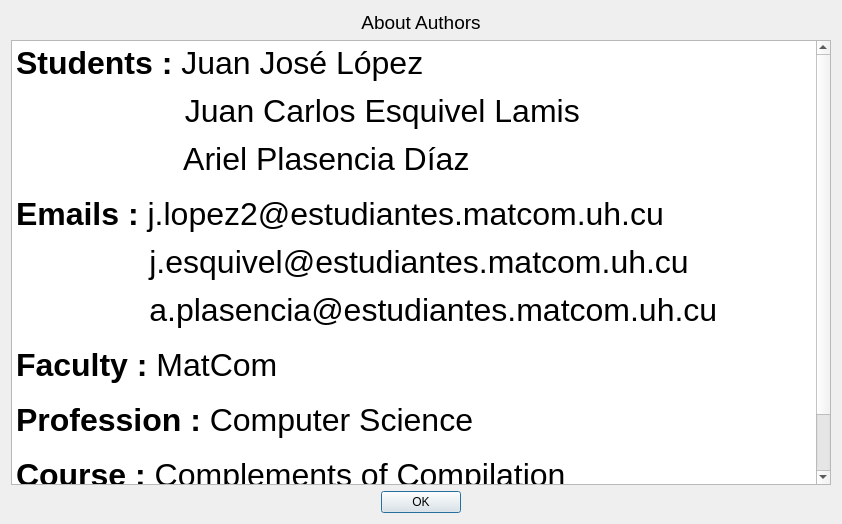
Old version of the form src/uis/about_authors.ui in the repository matcom/cool-compiler-2021.
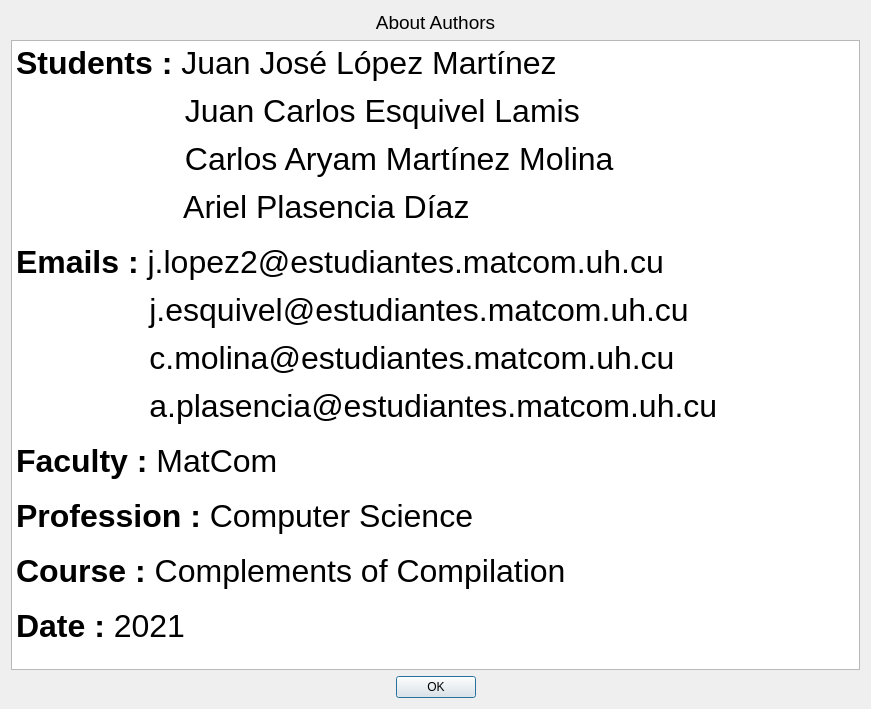
New version of the form. Icons and pictures are not drawn.

Commit message: Update name and emails in visual

Patch:
```diff
--- a/src/uis/about_authors.ui
+++ b/src/uis/about_authors.ui
@@ -6,8 +6,8 @@
    <rect>
     <x>0</x>
     <y>0</y>
-    <width>842</width>
-    <height>524</height>
+    <width>871</width>
+    <height>709</height>
    </rect>
   </property>
   <property name="windowTitle">
@@ -38,9 +38,11 @@
 &lt;html&gt;&lt;head&gt;&lt;meta name=&quot;qrichtext&quot; content=&quot;1&quot; /&gt;&lt;style type=&quot;text/css&quot;&gt;
 p, li { white-space: pre-wrap; }
 &lt;/style&gt;&lt;/head&gt;&lt;body style=&quot; font-family:'Ubuntu'; font-size:11pt; font-weight:400; font-style:normal;&quot;&gt;
-&lt;p style=&quot; margin-top:0px; margin-bottom:0px; margin-left:0px; margin-right:0px; -qt-block-indent:0; text-indent:0px;&quot;&gt;&lt;span style=&quot; font-family:'MS Shell Dlg 2'; font-size:24pt; font-weight:600; color:#000000;&quot;&gt;Students :&lt;/span&gt;&lt;span style=&quot; font-family:'MS Shell Dlg 2'; font-size:24pt; color:#000000;&quot;&gt; Juan José López&lt;/span&gt;&lt;/p&gt;
+&lt;p style=&quot; margin-top:0px; margin-bottom:0px; margin-left:0px; margin-right:0px; -qt-block-indent:0; text-indent:0px;&quot;&gt;&lt;span style=&quot; font-family:'MS Shell Dlg 2'; font-size:24pt; font-weight:600; color:#000000;&quot;&gt;Students :&lt;/span&gt;&lt;span style=&quot; font-family:'MS Shell Dlg 2'; font-size:24pt; color:#000000;&quot;&gt; Juan José López Martínez&lt;/span&gt;&lt;/p&gt;
 &lt;p style=&quot; margin-top:0px; margin-bottom:0px; margin-left:0px; margin-right:0px; -qt-block-indent:0; text-indent:0px;&quot;&gt;&lt;span style=&quot; font-size:7pt;&quot;&gt; &lt;/span&gt;&lt;/p&gt;
 &lt;p style=&quot; margin-top:0px; margin-bottom:0px; margin-left:0px; margin-right:0px; -qt-block-indent:0; text-indent:0px;&quot;&gt;&lt;span style=&quot; font-family:'MS Shell Dlg 2'; font-size:24pt; color:#000000;&quot;&gt;                   Juan Carlos Esquivel Lamis&lt;/span&gt;&lt;/p&gt;
+&lt;p style=&quot; margin-top:0px; margin-bottom:0px; margin-left:0px; margin-right:0px; -qt-block-indent:0; text-indent:0px;&quot;&gt;&lt;span style=&quot; font-family:'MS Shell Dlg 2'; font-size:7pt; color:#000000;&quot;&gt; &lt;/span&gt;&lt;/p&gt;
+&lt;p style=&quot; margin-top:0px; margin-bottom:0px; margin-left:0px; margin-right:0px; -qt-block-indent:0; text-indent:0px;&quot;&gt;&lt;span style=&quot; font-family:'MS Shell Dlg 2'; font-size:24pt; color:#000000;&quot;&gt;                   Carlos Aryam Martínez Molina&lt;/span&gt;&lt;/p&gt;
 &lt;p style=&quot; margin-top:0px; margin-bottom:0px; margin-left:0px; margin-right:0px; -qt-block-indent:0; text-indent:0px;&quot;&gt;&lt;span style=&quot; font-size:7pt;&quot;&gt; &lt;/span&gt;&lt;/p&gt;
 &lt;p style=&quot; margin-top:0px; margin-bottom:0px; margin-left:0px; margin-right:0px; -qt-block-indent:0; text-indent:0px;&quot;&gt;&lt;span style=&quot; font-family:'MS Shell Dlg 2'; font-size:24pt; color:#000000;&quot;&gt;                   Ariel Plasencia Díaz&lt;/span&gt;&lt;/p&gt;
 &lt;p style=&quot; margin-top:0px; margin-bottom:0px; margin-left:0px; margin-right:0px; -qt-block-indent:0; text-indent:0px;&quot;&gt;&lt;span style=&quot; font-family:'MS Shell Dlg 2'; font-size:6pt; color:#005500;&quot;&gt; &lt;/span&gt;&lt;span style=&quot; font-family:'MS Shell Dlg 2'; color:#005500;&quot;&gt; &lt;/span&gt;&lt;/p&gt;
@@ -48,6 +50,8 @@
 &lt;p style=&quot; margin-top:0px; margin-bottom:0px; margin-left:0px; margin-right:0px; -qt-block-indent:0; text-indent:0px;&quot;&gt;&lt;span style=&quot; font-family:'MS Shell Dlg 2'; font-size:7pt; color:#000000;&quot;&gt; &lt;/span&gt;&lt;/p&gt;
 &lt;p style=&quot; margin-top:0px; margin-bottom:0px; margin-left:0px; margin-right:0px; -qt-block-indent:0; text-indent:0px;&quot;&gt;&lt;span style=&quot; font-family:'MS Shell Dlg 2'; font-size:24pt; color:#000000;&quot;&gt;               j.esquivel@estudiantes.matcom.uh.cu&lt;/span&gt;&lt;/p&gt;
 &lt;p style=&quot; margin-top:0px; margin-bottom:0px; margin-left:0px; margin-right:0px; -qt-block-indent:0; text-indent:0px;&quot;&gt;&lt;span style=&quot; font-family:'MS Shell Dlg 2'; font-size:7pt; color:#000000;&quot;&gt; &lt;/span&gt;&lt;/p&gt;
+&lt;p style=&quot; margin-top:0px; margin-bottom:0px; margin-left:0px; margin-right:0px; -qt-block-indent:0; text-indent:0px;&quot;&gt;&lt;span style=&quot; font-family:'MS Shell Dlg 2'; font-size:24pt; color:#000000;&quot;&gt;               c.molina@estudiantes.matcom.uh.cu&lt;/span&gt;&lt;/p&gt;
+&lt;p style=&quot; margin-top:0px; margin-bottom:0px; margin-left:0px; margin-right:0px; -qt-block-indent:0; text-indent:0px;&quot;&gt;&lt;span style=&quot; font-family:'MS Shell Dlg 2'; font-size:7pt; color:#000000;&quot;&gt; &lt;/span&gt;&lt;/p&gt;
 &lt;p style=&quot; margin-top:0px; margin-bottom:0px; margin-left:0px; margin-right:0px; -qt-block-indent:0; text-indent:0px;&quot;&gt;&lt;span style=&quot; font-family:'MS Shell Dlg 2'; font-size:24pt; color:#000000;&quot;&gt;               a.plasencia@estudiantes.matcom.uh.cu&lt;/span&gt;&lt;/p&gt;
 &lt;p style=&quot; margin-top:0px; margin-bottom:0px; margin-left:0px; margin-right:0px; -qt-block-indent:0; text-indent:0px;&quot;&gt;&lt;span style=&quot; font-family:'MS Shell Dlg 2'; font-size:6pt; color:#005500;&quot;&gt; &lt;/span&gt;&lt;span style=&quot; font-family:'MS Shell Dlg 2'; color:#005500;&quot;&gt; &lt;/span&gt;&lt;/p&gt;
 &lt;p style=&quot; margin-top:0px; margin-bottom:0px; margin-left:0px; margin-right:0px; -qt-block-indent:0; text-indent:0px;&quot;&gt;&lt;span style=&quot; font-family:'MS Shell Dlg 2'; font-size:24pt; font-weight:600; color:#000000;&quot;&gt;Faculty :&lt;/span&gt;&lt;span style=&quot; font-family:'MS Shell Dlg 2'; font-size:24pt; color:#000000;&quot;&gt; MatCom&lt;/span&gt;&lt;/p&gt;
```
The commit also changes 1 other file.
